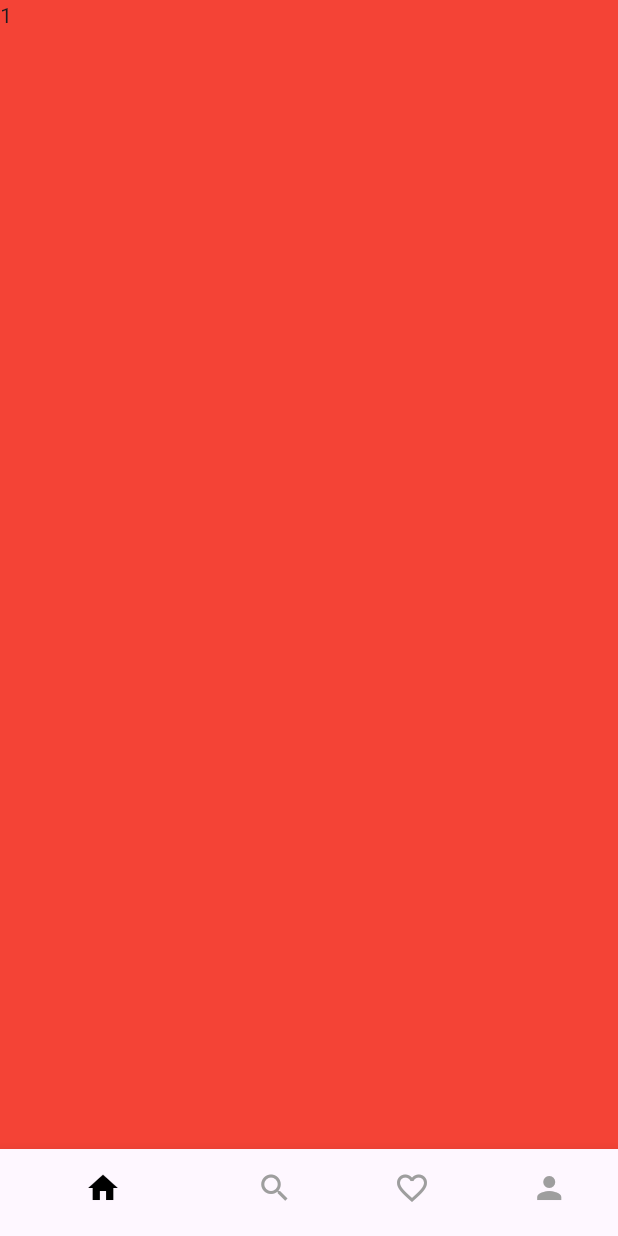
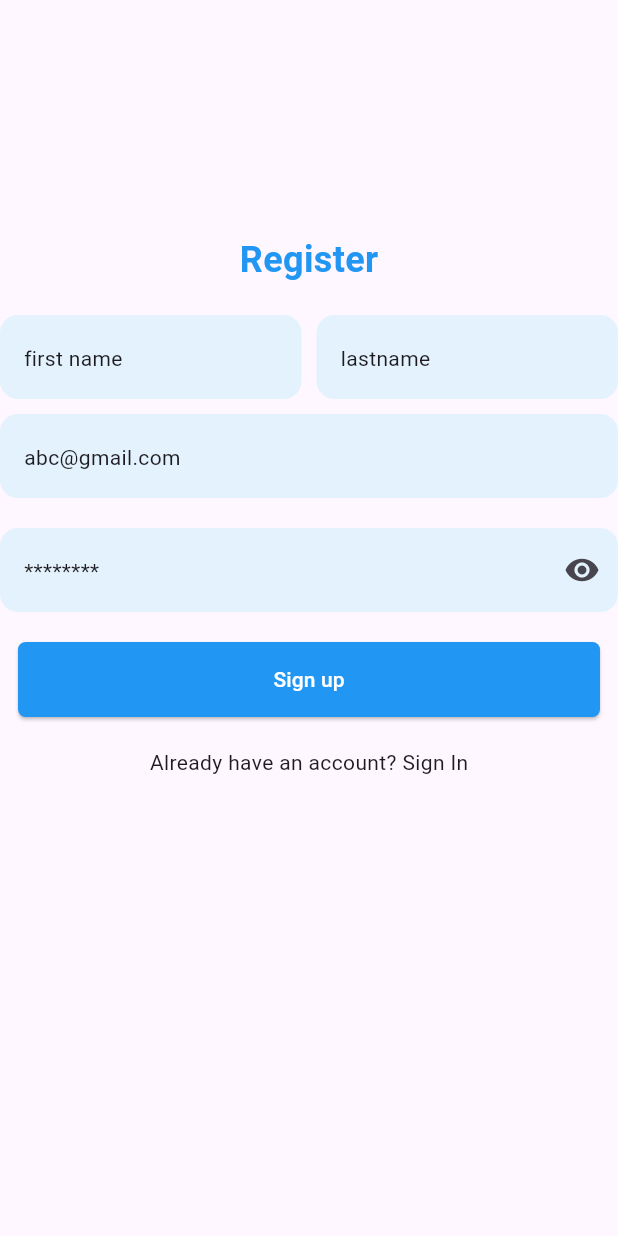
Before and after one commit to Sprajapati123/ai39B, a Flutter app: the screen it shows after launch, on a phone screen of 412 x 824 dp. Run offline on Flutter 3.47's test engine with Material 3 defaults, Android fonts, the phone set to English and light mode, and no system bars; our stand-ins replace shared_preferences.

Commit message:
register

```diff
--- a/lib/main.dart
+++ b/lib/main.dart
@@ -1,5 +1,6 @@
 import 'package:ai39b/view/authentication/login_screen.dart';
 import 'package:ai39b/profile_screen.dart';
+import 'package:ai39b/view/authentication/registration_screen.dart';
 import 'package:ai39b/view/dashboard/dashboard_screen.dart';
 import 'package:flutter/material.dart';
 
@@ -33,7 +34,7 @@ class MyApp extends StatelessWidget {
         // tested with just a hot reload.
         colorScheme: .fromSeed(seedColor: Colors.deepPurple),
       ),
-      home: DashboardScreen(),
+      home: RegistrationScreen(),
     );
   }
 }
--- a/lib/view/authentication/login_screen.dart
+++ b/lib/view/authentication/login_screen.dart
@@ -96,6 +96,8 @@ class _LoginScreenState extends State<LoginScreen> {
               ),
             ),
           ),
+
+          Text("Dont have an account? Sign up")
         ],
       ),
     );
--- /dev/null
+++ b/lib/view/authentication/registration_screen.dart
@@ -0,0 +1,137 @@
+import 'package:flutter/material.dart';
+
+class RegistrationScreen extends StatefulWidget {
+  const RegistrationScreen({super.key});
+
+  @override
+  State<RegistrationScreen> createState() => _RegistrationScreenState();
+}
+
+class _RegistrationScreenState extends State<RegistrationScreen> {
+  TextEditingController fNameController = TextEditingController();
+  TextEditingController lNameController = TextEditingController();
+  TextEditingController emailController = TextEditingController();
+  TextEditingController passwordController = TextEditingController();
+
+  bool visibility = true;
+
+  @override
+  Widget build(BuildContext context) {
+    return Scaffold(
+      appBar: AppBar(),
+      body: Column(children: [
+        SizedBox(height: 100),
+
+        Center(child: Text("Register",style: TextStyle(
+          fontSize: 24,
+          color: Colors.blue,
+          fontWeight: FontWeight.bold
+        ),)),
+        SizedBox(height: 20),
+        Row(
+          children: [
+            Expanded(child:  TextFormField(
+              controller: fNameController,
+              decoration: InputDecoration(
+                hint: Text("first name"),
+                filled: true,
+                fillColor: Colors.blue.shade50,
+                enabledBorder: OutlineInputBorder(
+                  borderSide: BorderSide(color: Colors.transparent, width: 1),
+                  borderRadius: BorderRadius.circular(12),
+                ),
+                focusedBorder: OutlineInputBorder(
+                  borderSide: BorderSide(color: Colors.blue, width: 1),
+                  borderRadius: BorderRadius.circular(12),
+                ),
+              ),
+            ),),
+            SizedBox(width: 10,),
+            Expanded(child:  TextFormField(
+              controller: lNameController,
+              decoration: InputDecoration(
+                hint: Text("lastname"),
+                filled: true,
+                fillColor: Colors.blue.shade50,
+                enabledBorder: OutlineInputBorder(
+                  borderSide: BorderSide(color: Colors.transparent, width: 1),
+                  borderRadius: BorderRadius.circular(12),
+                ),
+                focusedBorder: OutlineInputBorder(
+                  borderSide: BorderSide(color: Colors.blue, width: 1),
+                  borderRadius: BorderRadius.circular(12),
+                ),
+              ),
+            ),)
+          ],
+        ),
+        SizedBox(height: 10,),
+        TextFormField(
+          controller: emailController,
+          decoration: InputDecoration(
+            hint: Text("abc@gmail.com"),
+            filled: true,
+            fillColor: Colors.blue.shade50,
+            enabledBorder: OutlineInputBorder(
+              borderSide: BorderSide(color: Colors.transparent, width: 1),
+              borderRadius: BorderRadius.circular(12),
+            ),
+            focusedBorder: OutlineInputBorder(
+              borderSide: BorderSide(color: Colors.blue, width: 1),
+              borderRadius: BorderRadius.circular(12),
+            ),
+          ),
+        ),
+        SizedBox(height: 20),
+        TextFormField(
+          controller: passwordController,
+          obscureText: visibility,
+          decoration: InputDecoration(
+            suffixIcon: IconButton(
+              onPressed: () {
+                setState(() {
+                  visibility = !visibility;
+                });
+              },
+              icon: Icon(
+                visibility == true ? Icons.visibility : Icons.visibility_off,
+              ),
+            ),
+            hint: Text("********"),
+            filled: true,
+            fillColor: Colors.blue.shade50,
+            enabledBorder: OutlineInputBorder(
+              borderSide: BorderSide(color: Colors.transparent, width: 1),
+              borderRadius: BorderRadius.circular(12),
+            ),
+            focusedBorder: OutlineInputBorder(
+              borderSide: BorderSide(color: Colors.blue, width: 1),
+              borderRadius: BorderRadius.circular(12),
+            ),
+          ),
+        ),
+        SizedBox(height: 20),
+        Padding(
+          padding: const EdgeInsets.symmetric(horizontal: 12),
+          child: SizedBox(
+            height: 50,
+            width: double.infinity,
+            child: ElevatedButton(
+              style: ElevatedButton.styleFrom(
+                shape: RoundedRectangleBorder(
+                  borderRadius: BorderRadius.circular(5),
+                ),
+                backgroundColor: Colors.blue,
+                foregroundColor: Colors.white,
+              ),
+              onPressed: () {},
+              child: Text("Sign up"),
+            ),
+          ),
+        ),
+        SizedBox(height: 20),
+        Text("Already have an account? Sign In")
+      ]),
+    );
+  }
+}
--- a/lib/view/dashboard/dashboard_screen.dart
+++ b/lib/view/dashboard/dashboard_screen.dart
@@ -18,8 +18,7 @@ class _DashboardScreenState extends State<DashboardScreen> {
     return Scaffold(
       // appBar: AppBar(),
       body: PageView(
-        onPageChanged: (index){
-          setState(() {
+        onPageChanged: (index){setState(() {
             selectedIndex = index;
           });
         },
@@ -48,7 +47,6 @@ class _DashboardScreenState extends State<DashboardScreen> {
 
         ],
       ),
-
       bottomNavigationBar: BottomNavigationBar(
         currentIndex: selectedIndex,
         onTap: (index){
```
Also changed, not shown: pubspec.lock.
